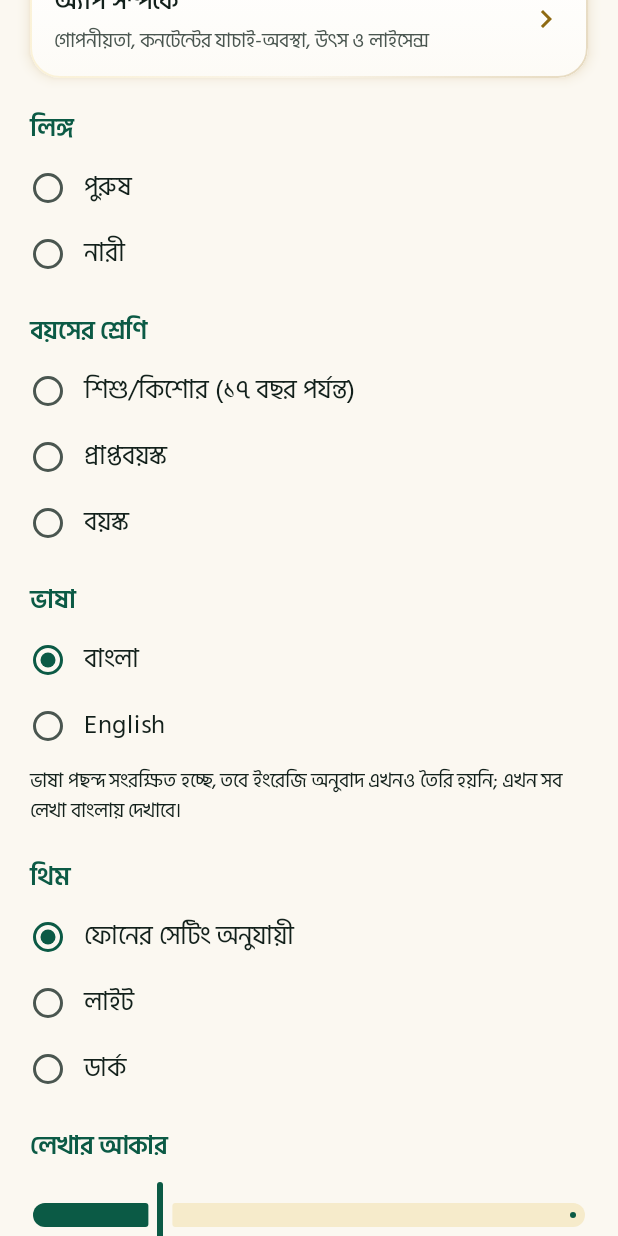
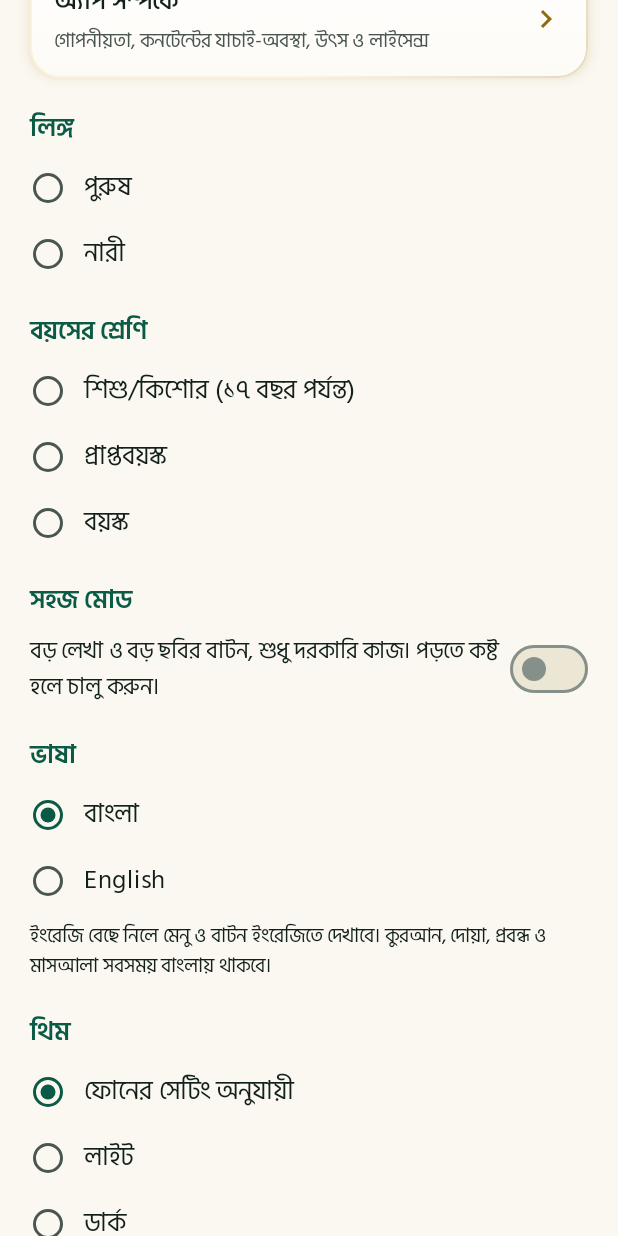
Before and after one commit to thetwinstarbd-byte/islam-shikhi, an Android app built with Jetpack Compose: the composable ProfileScreen shown on its own in the app's theme, scrolled down 576 dp, on a phone screen of 412 x 824 dp. Run offline under Robolectric (Android 15) with nearby library versions, the phone set to English and light mode, and no system bars.

Commit message:
সহজ মোড: বড় ছবির বাটন ও বড় লেখা; ভাষার লেখা সংশোধন
Co-Authored-By: Claude Sonnet 5.5 <noreply@anthropic.com>
Claude-Session: https://claude.ai/code/session_015zf4eGsfyCs4DrhW1uTTgM

```diff
--- a/app/src/main/java/com/islamshikhi/app/MainActivity.kt
+++ b/app/src/main/java/com/islamshikhi/app/MainActivity.kt
@@ -38,7 +38,7 @@ class MainActivity : ComponentActivity() {
 
             IslamShikhiTheme(
                 themeMode = profile?.themeMode ?: ThemeMode.SYSTEM,
-                fontScale = profile?.fontScale ?: 1.0f
+                fontScale = (profile?.fontScale ?: 1.0f).let { if (profile?.simpleMode == true) maxOf(it, 1.25f) else it }
             ) {
                 androidx.compose.runtime.CompositionLocalProvider(
                     com.islamshikhi.app.ui.i18n.LocalLang provides (profile?.language ?: com.islamshikhi.app.domain.model.AppLanguage.BANGLA)
--- a/app/src/main/java/com/islamshikhi/app/domain/model/UserProfile.kt
+++ b/app/src/main/java/com/islamshikhi/app/domain/model/UserProfile.kt
@@ -25,5 +25,7 @@ data class UserProfile(
     val interests: Set<LearningInterest> = emptySet(),
     val learningGoal: LearningGoal? = null,
     val themeMode: ThemeMode = ThemeMode.SYSTEM,
-    val fontScale: Float = 1.0f
+    val fontScale: Float = 1.0f,
+    /** সহজ মোড: বড় লেখা, বড় ছবির বাটন, শুধু দরকারি কাজ। কম শিক্ষিত বা বয়স্কদের জন্য। */
+    val simpleMode: Boolean = false
 )
--- a/app/src/main/java/com/islamshikhi/app/ui/i18n/Tr.kt
+++ b/app/src/main/java/com/islamshikhi/app/ui/i18n/Tr.kt
@@ -86,7 +86,8 @@ object EnglishDict {
         "দূরত্ব" to "Distance", "আরও পড়ুন" to "Further reading", "ফিকহের প্রশ্নোত্তর" to "Fiqh Q&A",
         "উৎস ও লাইসেন্স" to "Sources and licences", "আরবি টেক্সট" to "Arabic text", "বাংলা অনুবাদ ও টীকা" to "Bangla translation and notes",
         "আপনার পরিকল্পনা" to "Your plan", "সূরা যোগ করুন" to "Add a surah", "এই রমযানের সারাংশ" to "This Ramadan's summary", "তারাবীহ ট্র্যাকার" to "Taraweeh tracker",
-        "ইসলাম শিখি" to "Islam Shikhi", "কনটেন্ট" to "Content", "জেনে রাখুন" to "Good to know", "সীমাবদ্ধতা" to "Limitations", "মতভেদের বিষয়ে" to "On differences of opinion",
+        "ইসলাম শিখি" to "Islam Shikhi", "সব সেবা দেখুন" to "Show all services", "সহজ মোডে দেখুন (বড় বাটন)" to "Simple mode (big buttons)",
+        "সহজ মোড" to "Simple mode", "নামাজের সময়" to "Prayer times", "কুরআন পড়ুন" to "Read Quran", "শিখি" to "Learn", "প্রশ্ন-উত্তর" to "Questions & answers", "সময় কীভাবে চান?" to "How do you want the times?", "ডিফল্ট সময়" to "Default times", "আমার নিজের সময়" to "My own times", "কনটেন্ট" to "Content", "জেনে রাখুন" to "Good to know", "সীমাবদ্ধতা" to "Limitations", "মতভেদের বিষয়ে" to "On differences of opinion",
         "সব কিছু আপনার ফোনে" to "Everything stays on your phone", "প্রোগ্রামিং লাইব্রেরি" to "Programming libraries",
         "কুরআনের টেক্সট ও অনুবাদ" to "Quran text and translation", "হাদীসের আরবি টেক্সট" to "Hadith Arabic text",
         "আজকের ব্যক্তিগত লক্ষ্য" to "Today's personal goals", "আপনার নিজের জন্য" to "For yourself", "রিমাইন্ডার" to "Reminders",
--- a/app/src/main/java/com/islamshikhi/app/ui/profile/ProfileScreen.kt
+++ b/app/src/main/java/com/islamshikhi/app/ui/profile/ProfileScreen.kt
@@ -95,12 +95,26 @@ fun ProfileScreen(
             RadioRow(item.labelBn(), profile.ageGroup == item) { viewModel.setAgeGroup(item) }
         }
 
+        SectionTitle("সহজ মোড")
+        Row(
+            modifier = Modifier.fillMaxWidth(),
+            verticalAlignment = Alignment.CenterVertically,
+            horizontalArrangement = Arrangement.SpaceBetween
+        ) {
+            Text(
+                "বড় লেখা ও বড় ছবির বাটন, শুধু দরকারি কাজ। পড়তে কষ্ট হলে চালু করুন।",
+                modifier = Modifier.weight(1f),
+                style = MaterialTheme.typography.bodyMedium
+            )
+            Switch(checked = profile.simpleMode, onCheckedChange = viewModel::setSimpleMode)
+        }
+
         SectionTitle("ভাষা")
         AppLanguage.entries.forEach { item ->
             RadioRow(item.labelBn(), profile.language == item) { viewModel.setLanguage(item) }
         }
         Text(
-            "ভাষা পছন্দ সংরক্ষিত হচ্ছে, তবে ইংরেজি অনুবাদ এখনও তৈরি হয়নি; এখন সব লেখা বাংলায় দেখাবে।",
+            "ইংরেজি বেছে নিলে মেনু ও বাটন ইংরেজিতে দেখাবে। কুরআন, দোয়া, প্রবন্ধ ও মাসআলা সবসময় বাংলায় থাকবে।",
             style = MaterialTheme.typography.bodySmall
         )
 
--- a/app/src/main/java/com/islamshikhi/app/ui/profile/ProfileViewModel.kt
+++ b/app/src/main/java/com/islamshikhi/app/ui/profile/ProfileViewModel.kt
@@ -21,6 +21,7 @@ class ProfileViewModel(private val repository: ProfileRepository) : ViewModel()
     fun setNotifications(value: Boolean) =
         viewModelScope.launch { repository.setNotificationsEnabled(value) }
     fun setThemeMode(value: ThemeMode) = viewModelScope.launch { repository.setThemeMode(value) }
+    fun setSimpleMode(value: Boolean) = viewModelScope.launch { repository.setSimpleMode(value) }
     fun setFontScale(value: Float) = viewModelScope.launch { repository.setFontScale(value) }
 
     companion object {
```
Also changed, not shown: app/src/main/java/com/islamshikhi/app/data/profile/ProfileRepository.kt (+7 -1 lines), app/src/main/java/com/islamshikhi/app/ui/home/HomeScreen.kt (+55 -0 lines).
